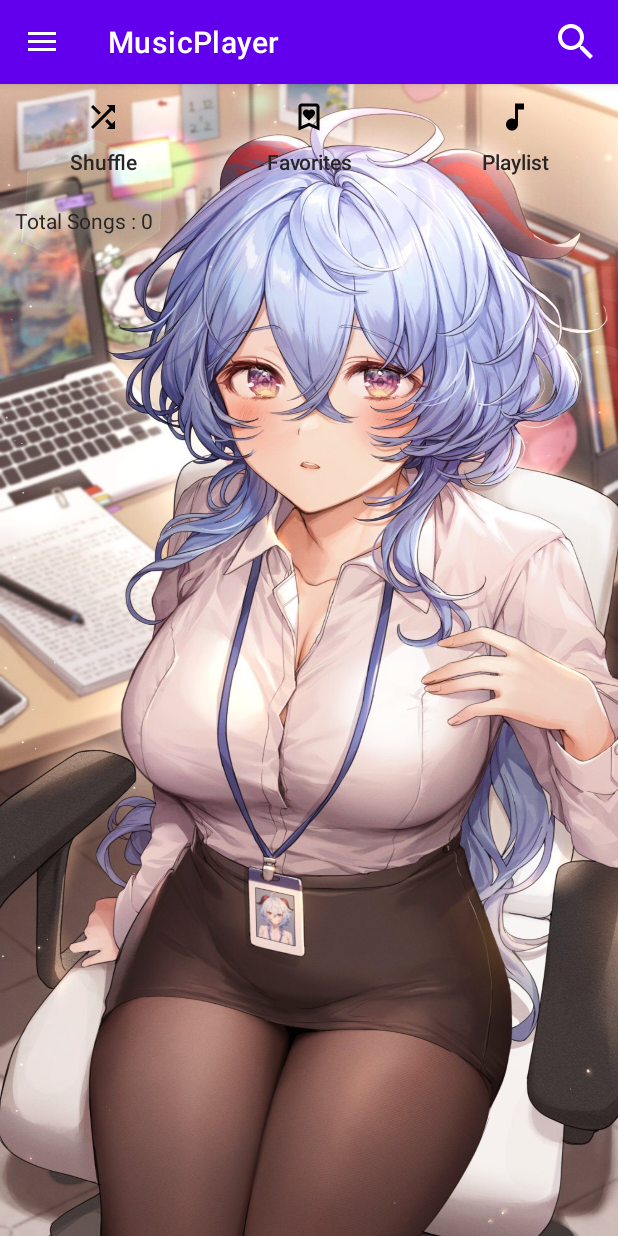
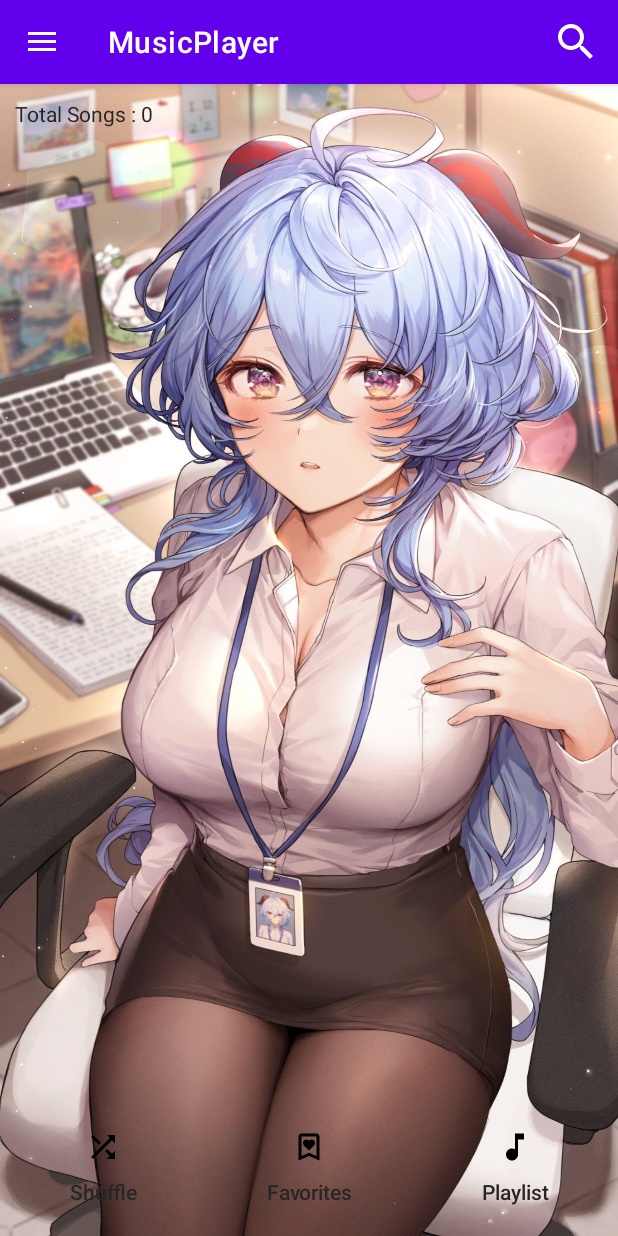
Before and after one commit to tphan5901/Music-Player, an Android app built with Jetpack Compose: the screen it shows after launch (MainActivity), on a phone screen of 412 x 824 dp. Run offline under Robolectric (Android 15) with nearby library versions, the phone set to English and light mode, and no system bars.

Commit message:
Moved Buttons to bottom of main screen

```diff
--- a/app/src/main/res/layout/activity_main.xml
+++ b/app/src/main/res/layout/activity_main.xml
@@ -7,66 +7,100 @@
     tools:context=".MainActivity"
     tools:openDrawer="start">
 
+    <!-- Background Image -->
     <ImageView
         android:id="@+id/bgImage"
         android:layout_width="match_parent"
         android:layout_height="match_parent"
         android:scaleType="fitXY"
         android:src="@drawable/ganyu"
-        android:adjustViewBounds="true"/>
+        android:adjustViewBounds="true" />
 
-
-    <!--    for refreshing layout on swipe from top-->
+    <!-- Swipe to refresh wrapper -->
     <androidx.swiperefreshlayout.widget.SwipeRefreshLayout
         android:id="@+id/refreshLayout"
         android:layout_width="match_parent"
         android:layout_height="match_parent">
+
         <androidx.constraintlayout.widget.ConstraintLayout
             android:layout_width="match_parent"
             android:layout_height="match_parent">
 
+            <!-- Total songs -->
+            <TextView
+                android:id="@+id/totalSongs"
+                android:layout_width="0dp"
+                android:layout_height="wrap_content"
+                android:text="@string/total_song"
+                android:textColor="@color/black"
+                android:layout_margin="10dp"
+                android:paddingBottom="10dp"
+                app:layout_constraintTop_toTopOf="parent"
+                app:layout_constraintStart_toStartOf="parent"
+                app:layout_constraintEnd_toEndOf="parent" />
+
+            <!-- RecyclerView fills between header & NowPlaying -->
+            <androidx.recyclerview.widget.RecyclerView
+                android:id="@+id/musicRV"
+                android:layout_width="0dp"
+                android:layout_height="0dp"
+                android:scrollbars="vertical"
+                android:scrollbarThumbVertical="@drawable/scrollbar_icon"
+                app:layout_constraintTop_toBottomOf="@id/totalSongs"
+                app:layout_constraintBottom_toTopOf="@id/nowPlaying"
+                app:layout_constraintStart_toStartOf="parent"
+                app:layout_constraintEnd_toEndOf="parent" />
+
+            <!-- Now Playing fragment -->
+            <androidx.fragment.app.FragmentContainerView
+                android:id="@+id/nowPlaying"
+                android:layout_width="0dp"
+                android:layout_height="wrap_content"
+                android:name="com.example.musicplayer.NowPlaying"
+                tools:layout="@layout/fragment_now_playing"
+                android:visibility="gone"
+                app:layout_constraintBottom_toTopOf="@id/bottomButtons"
+                app:layout_constraintStart_toStartOf="parent"
+                app:layout_constraintEnd_toEndOf="parent" />
 
             <LinearLayout
-        android:layout_width="match_parent"
-        android:layout_height="match_parent"
-        android:orientation="vertical">
+                android:id="@+id/bottomButtons"
+                android:layout_width="0dp"
+                android:layout_height="wrap_content"
+                android:orientation="horizontal"
+                android:layout_marginBottom="10dp"
+                app:layout_constraintBottom_toBottomOf="parent"
+                app:layout_constraintStart_toStartOf="parent"
+                app:layout_constraintEnd_toEndOf="parent">
 
-
-    <!--for buttons-->
-    <LinearLayout
-        android:layout_width="match_parent"
+                <Button
+                    android:id="@+id/shuffleBtn"
                     android:layout_height="wrap_content"
-        android:orientation="horizontal">
-
-        <!--shuffle Button-->
-            <Button
-                android:id = "@+id/shuffleBtn"
-                android:layout_height="wrap_content"
-                android:layout_width="match_parent"
+                    android:layout_width="0dp"
                     android:layout_weight="1"
                     android:contentDescription="@string/shuffle_btn"
                     style="@style/Widget.AppCompat.Button.Borderless"
                     android:drawableTop="@drawable/shuffle_icon"
                     android:text="@string/shuffle_btn"
                     android:textColor="@color/black"
-                android:textAllCaps="false"/>
+                    android:textAllCaps="false" />
 
                 <Button
                     android:id="@+id/favoriteBtn"
                     android:layout_height="wrap_content"
-                android:layout_width="match_parent"
+                    android:layout_width="0dp"
                     android:layout_weight="1"
                     android:contentDescription="@string/favorites_btn"
                     style="@style/Widget.AppCompat.Button.Borderless"
                     android:drawableTop="@drawable/favorite_icon"
                     android:text="@string/favorites_btn"
                     android:textColor="@color/black"
-                android:textAllCaps="false"/>
+                    android:textAllCaps="false" />
 
                 <Button
                     android:id="@+id/playlistBtn"
                     android:layout_height="wrap_content"
-                android:layout_width="match_parent"
+                    android:layout_width="0dp"
                     android:layout_weight="1"
                     android:contentDescription="@string/playlist_btn"
                     style="@style/Widget.AppCompat.Button.Borderless"
@@ -74,40 +108,12 @@
                     android:text="@string/playlist_btn"
                     android:textColor="@color/black"
                     android:textAllCaps="false" />
-
             </LinearLayout>
-
-        <TextView
-            android:id="@+id/totalSongs"
-            android:layout_width="match_parent"
-            android:layout_height="wrap_content"
-            android:text="@string/total_song"
-            android:textColor="@color/black"
-            android:layout_margin="10dp"/>
-
-    <androidx.recyclerview.widget.RecyclerView
-        android:id="@+id/musicRV"
-        android:layout_width="match_parent"
-        android:layout_height="match_parent"
-        android:scrollbarThumbVertical="@drawable/scrollbar_icon"
-        android:scrollbars="vertical" />
-
-</LinearLayout>
-
-        <androidx.fragment.app.FragmentContainerView
-            android:id="@+id/nowPlaying"
-            android:layout_width="match_parent"
-            android:layout_height="wrap_content"
-            app:layout_constraintBottom_toBottomOf="parent"
-            app:layout_constraintEnd_toEndOf="parent"
-            app:layout_constraintStart_toStartOf="parent"
-            android:name="com.example.musicplayer.NowPlaying"
-            tools:layout="@layout/fragment_now_playing"
-            android:visibility="gone"/>
 
         </androidx.constraintlayout.widget.ConstraintLayout>
     </androidx.swiperefreshlayout.widget.SwipeRefreshLayout>
 
+    <!-- Navigation Drawer -->
     <com.google.android.material.navigation.NavigationView
         android:id="@+id/navView"
         android:layout_width="wrap_content"
@@ -116,5 +122,4 @@
         app:headerLayout="@layout/nav_header"
         app:menu="@menu/nav_menu" />
 
-
 </androidx.drawerlayout.widget.DrawerLayout>
```
Lines whose indentation alone changed are shown as unchanged.
